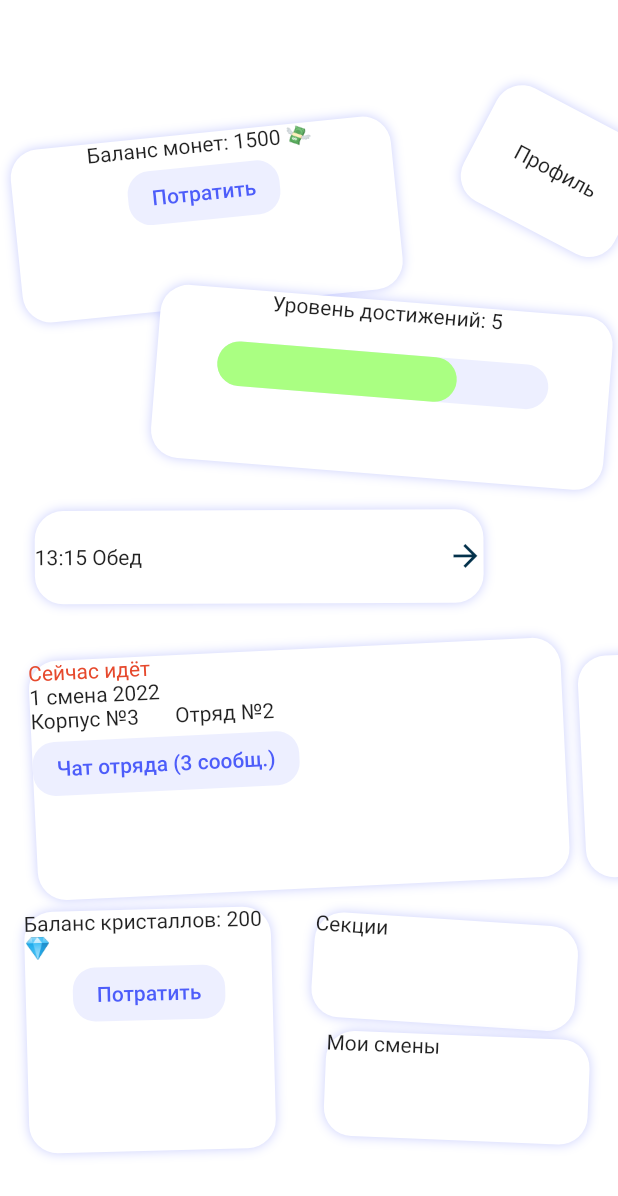
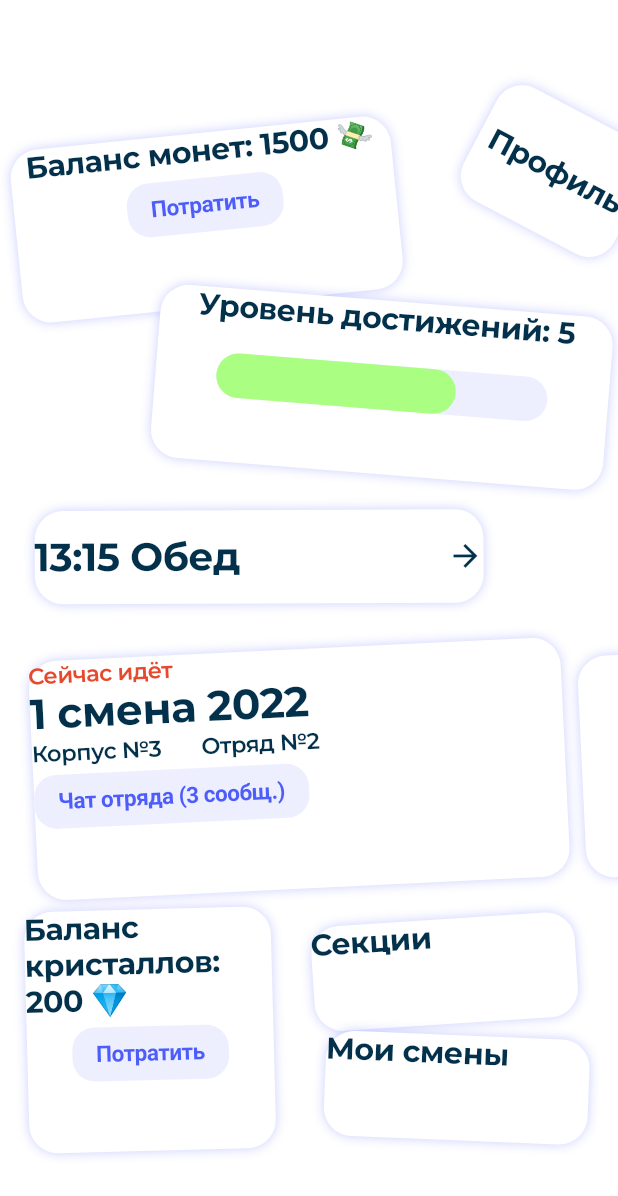
Before and after one commit to abezuglova/first_task_hard, a Flutter app: the screen it shows after launch, on a phone screen of 412 x 824 dp. Shown: the top 1196 px of the screen. Run offline on Flutter 3.47's test engine with Material 2 defaults, Android fonts, the phone set to English and light mode, and no system bars; our stand-ins replace flutter_screenutil, google_fonts.

Commit message:
google fonts provided

```diff
--- a/lib/main.dart
+++ b/lib/main.dart
@@ -2,6 +2,7 @@ import 'package:first_task_hard/assets/app_colors.dart';
 import 'package:first_task_hard/screens/main_screen.dart';
 import 'package:flutter/material.dart';
 import 'package:flutter_screenutil/flutter_screenutil.dart';
+import 'package:google_fonts/google_fonts.dart';
 
 void main() {
   runApp(const MyApp());
@@ -29,6 +30,38 @@ class MyApp extends StatelessWidget {
                 elevation: 0,
               ),
             ),
+            textTheme: TextTheme(
+              headlineSmall: GoogleFonts.montserrat(
+                color: AppColors.mainTextColor,
+                fontSize: 20.sp,
+                fontWeight: FontWeight.bold,
+                letterSpacing: -0.33,
+              ),
+              headlineMedium: GoogleFonts.montserrat(
+                color: AppColors.mainTextColor,
+                fontSize: 26.sp,
+                fontWeight: FontWeight.bold,
+                letterSpacing: -0.33,
+              ),
+              headlineLarge: GoogleFonts.montserrat(
+                color: AppColors.mainTextColor,
+                fontSize: 28.sp,
+                fontWeight: FontWeight.bold,
+                letterSpacing: -0.33,
+              ),
+              bodySmall: GoogleFonts.montserrat(
+                color: AppColors.mainTextColor,
+                fontSize: 15.sp,
+                fontWeight: FontWeight.w600,
+                letterSpacing: -0.33,
+              ),
+              labelSmall: GoogleFonts.leagueSpartan(
+                color: AppColors.buttonTextColor,
+                fontSize: 15.sp,
+                fontWeight: FontWeight.w600,
+                letterSpacing: -0.33,
+              ),
+            ).apply(fontSizeFactor: 1.sp),
           ),
           home: const MainScreen(),
         );
@@ -40,3 +73,4 @@ class MyApp extends StatelessWidget {
 // 10:15 - 10:55
 // 11:00 - 12:00
 // 12:05 - 12:45
+// 12:50 -
--- a/lib/widgets/coin_balance_tile_widget.dart
+++ b/lib/widgets/coin_balance_tile_widget.dart
@@ -7,16 +7,23 @@ class CoinBalanceTileWidget extends StatelessWidget {
 
   @override
   Widget build(BuildContext context) {
+    final textTheme = Theme.of(context).textTheme;
     return TileWidget(
       rotateAngle: -5.79,
       tileWidth: 254.w,
       tileHeight: 122.h,
       child: Column(
         children: [
-          const Text('Баланс монет: 1500 💸'),
+          Text(
+            'Баланс монет: 1500 💸',
+            style: textTheme.headlineSmall,
+          ),
           ElevatedButton(
             onPressed: () {},
-            child: const Text('Потратить'),
+            child: Text(
+              'Потратить',
+              style: textTheme.labelSmall,
+            ),
           ),
         ],
       ),
--- a/lib/widgets/crystal_balance_tile_widget.dart
+++ b/lib/widgets/crystal_balance_tile_widget.dart
@@ -7,16 +7,23 @@ class CrystalBalanceTileWidget extends StatelessWidget {
 
   @override
   Widget build(BuildContext context) {
+    final textTheme = Theme.of(context).textTheme;
     return TileWidget(
       rotateAngle: -1.51,
       tileWidth: 164.09.w,
       tileHeight: 169.63.h,
       child: Column(
         children: [
-          const Text('Баланс кристаллов: 200 💎'),
+          Text(
+            'Баланс кристаллов: 200 💎',
+            style: textTheme.headlineSmall,
+          ),
           ElevatedButton(
             onPressed: () {},
-            child: const Text('Потратить'),
+            child: Text(
+              'Потратить',
+              style: textTheme.labelSmall,
+            ),
           ),
         ],
       ),
--- a/lib/widgets/level_tile_widget.dart
+++ b/lib/widgets/level_tile_widget.dart
@@ -8,13 +8,17 @@ class LevelTileWidget extends StatelessWidget {
 
   @override
   Widget build(BuildContext context) {
+    final textTheme = Theme.of(context).textTheme;
     return TileWidget(
       rotateAngle: 4.58,
       tileWidth: 301.66.w,
       tileHeight: 122.h,
       child: Column(
         children: [
-          const Text('Уровень достижений: 5'),
+          Text(
+            'Уровень достижений: 5',
+            style: textTheme.headlineSmall,
+          ),
           SizedBox(height: 20.h),
           Stack(
             children: [
--- a/lib/widgets/my_shifts_tile_widget.dart
+++ b/lib/widgets/my_shifts_tile_widget.dart
@@ -7,11 +7,15 @@ class MyShiftsTileWidget extends StatelessWidget {
 
   @override
   Widget build(BuildContext context) {
+    final textTheme = Theme.of(context).textTheme;
     return TileWidget(
       rotateAngle: 2.32,
       tileWidth: 175.49.w,
       tileHeight: 73.81.h,
-      child: const Text('Мои смены'),
+      child: Text(
+        'Мои смены',
+        style: textTheme.headlineSmall,
+      ),
     );
   }
 }
--- a/lib/widgets/profile_tile_widget.dart
+++ b/lib/widgets/profile_tile_widget.dart
@@ -7,12 +7,16 @@ class ProfileTileWidget extends StatelessWidget {
 
   @override
   Widget build(BuildContext context) {
+    final textTheme = Theme.of(context).textTheme;
     return TileWidget(
       rotateAngle: 27.76,
       tileWidth: 112.92.w,
       tileHeight: 89.56.h,
-      child: const Center(
-        child: Text('Профиль'),
+      child: Center(
+        child: Text(
+          'Профиль',
+          style: textTheme.headlineSmall,
+        ),
       ),
     );
   }
--- a/lib/widgets/sections_tile_widget.dart
+++ b/lib/widgets/sections_tile_widget.dart
@@ -7,11 +7,15 @@ class SectionsTileWidget extends StatelessWidget {
 
   @override
   Widget build(BuildContext context) {
+    final textTheme = Theme.of(context).textTheme;
     return TileWidget(
-      rotateAngle: 3.75,
+      rotateAngle: -3.75,
       tileWidth: 175.49.w,
       tileHeight: 73.81.h,
-      child: const Text('Секции'),
+      child: Text(
+        'Секции',
+        style: textTheme.headlineSmall,
+      ),
     );
   }
 }
--- a/lib/widgets/shift_tile_widget.dart
+++ b/lib/widgets/shift_tile_widget.dart
@@ -8,6 +8,7 @@ class ShiftTileWidget extends StatelessWidget {
 
   @override
   Widget build(BuildContext context) {
+    final textTheme = Theme.of(context).textTheme;
     return TileWidget(
       rotateAngle: -2.76,
       tileWidth: 354.w,
@@ -15,15 +16,24 @@ class ShiftTileWidget extends StatelessWidget {
       child: Column(
         crossAxisAlignment: CrossAxisAlignment.start,
         children: [
-          const Text(
+          Text(
             'Сейчас идёт',
-            style: TextStyle(color: AppColors.redTextColor),
+            style: textTheme.bodySmall!.copyWith(color: AppColors.redTextColor),
           ),
-          const Text('1 смена 2022'),
-          const Text('Корпус №3       Отряд №2'),
+          Text(
+            '1 смена 2022',
+            style: textTheme.headlineLarge,
+          ),
+          Text(
+            'Корпус №3       Отряд №2',
+            style: textTheme.bodySmall,
+          ),
           ElevatedButton(
             onPressed: () {},
-            child: const Text('Чат отряда (3 сообщ.)'),
+            child: Text(
+              'Чат отряда (3 сообщ.)',
+              style: textTheme.labelSmall,
+            ),
           ),
         ],
       ),
--- a/lib/widgets/timetable_tile_widget.dart
+++ b/lib/widgets/timetable_tile_widget.dart
@@ -8,15 +8,19 @@ class TimetableTileWidget extends StatelessWidget {
 
   @override
   Widget build(BuildContext context) {
+    final textTheme = Theme.of(context).textTheme;
     return TileWidget(
       rotateAngle: -0.25,
       tileWidth: 298.44.w,
       tileHeight: 65.59.h,
       child: Row(
         mainAxisAlignment: MainAxisAlignment.spaceBetween,
-        children: const [
-          Text('13:15 Обед'),
-          Icon(
+        children: [
+          Text(
+            '13:15 Обед',
+            style: textTheme.headlineMedium,
+          ),
+          const Icon(
             Icons.arrow_forward,
             color: AppColors.mainTextColor,
           )
--- a/pubspec.yaml
+++ b/pubspec.yaml
@@ -36,6 +36,7 @@ dependencies:
   # Use with the CupertinoIcons class for iOS style icons.
   cupertino_icons: ^1.0.2
   flutter_screenutil: ^5.7.0
+  google_fonts: ^4.0.3
 
 dev_dependencies:
   flutter_test:
```
Also changed, not shown: pubspec.lock, 1 other file.
